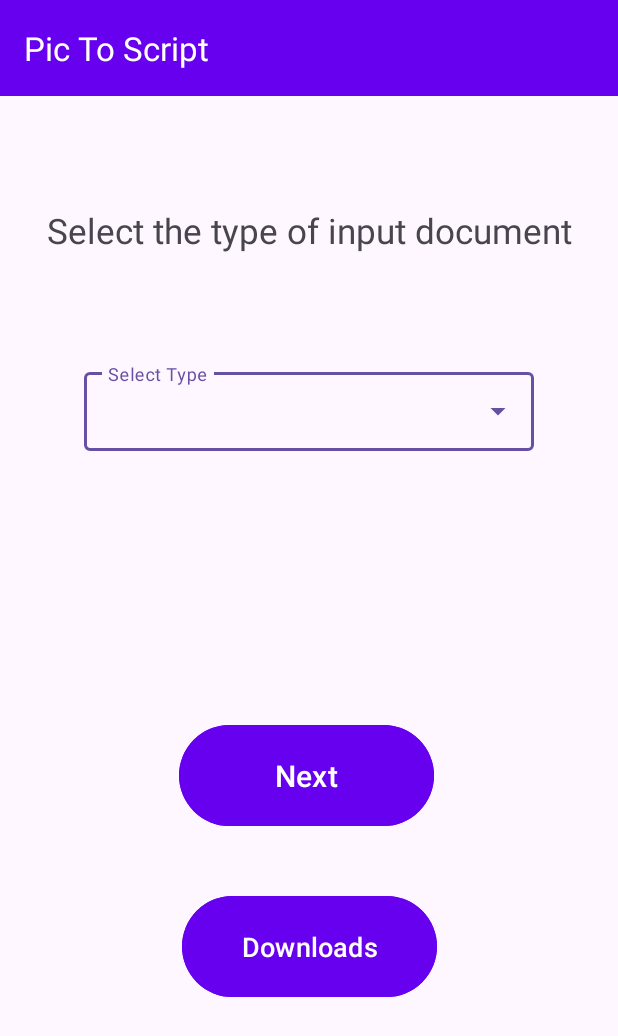
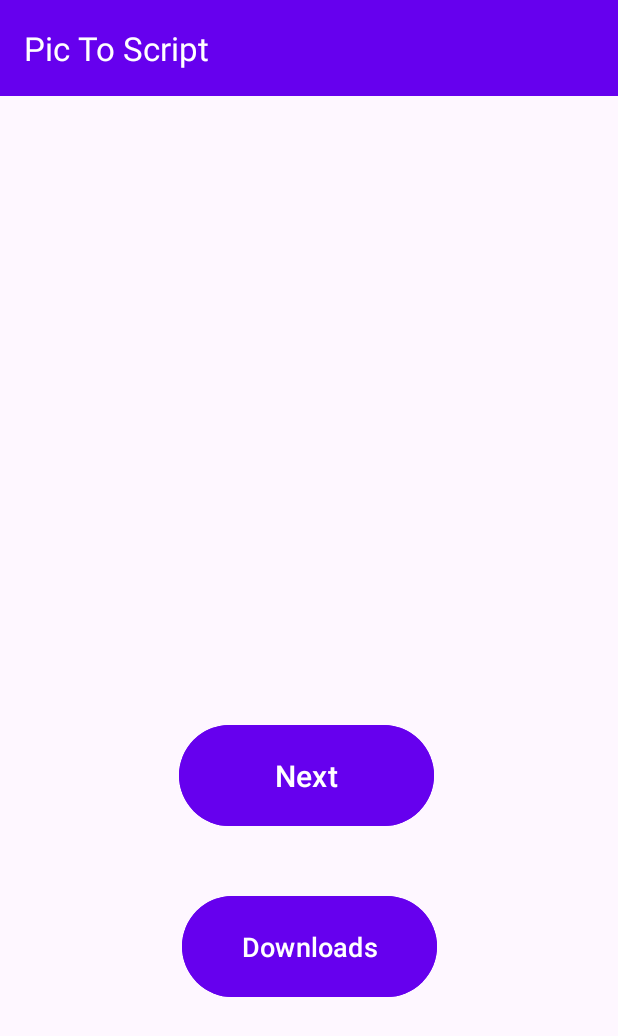
Before and after one commit to Chitucoder/Pic_To_Script, an Android app: the screen it shows after launch (MainActivity), on a phone screen of 412 x 824 dp. Shown: the top 1036 px of the screen. Run offline under Robolectric (Android 15) with nearby library versions, the phone set to English and light mode, and no system bars.

Commit message:
changes in first activity

```diff
--- a/app/src/main/java/com/chitu/pictoscript/Downloads.java
+++ b/app/src/main/java/com/chitu/pictoscript/Downloads.java
@@ -1,6 +1,7 @@
 package com.chitu.pictoscript;
 
 import androidx.appcompat.app.AppCompatActivity;
+import androidx.appcompat.widget.Toolbar;
 import androidx.recyclerview.widget.LinearLayoutManager;
 import androidx.recyclerview.widget.RecyclerView;
 
@@ -23,6 +24,8 @@ public class Downloads extends AppCompatActivity {
         super.onCreate(savedInstanceState);
         setContentView(R.layout.activity_downloads);
 
+        Toolbar actionBar = findViewById(R.id.actionbar);
+        setSupportActionBar(actionBar);
 
         recyclerView = findViewById(R.id.recycler_view_downloads_list);
         recyclerView.setLayoutManager(new LinearLayoutManager(this));
@@ -46,6 +49,6 @@ public class Downloads extends AppCompatActivity {
     @Override
     protected void onStop(){
         super.onStop();
-        adapter.stopListening();
+        //adapter.stopListening();
     }
 }
--- a/app/src/main/java/com/chitu/pictoscript/MainActivity.java
+++ b/app/src/main/java/com/chitu/pictoscript/MainActivity.java
@@ -14,9 +14,6 @@ import android.widget.Toast;
 
 public class MainActivity extends AppCompatActivity {
     Button next, downloadbtn2;
-    AutoCompleteTextView autoCompleteTextView;
-    ArrayAdapter<String> adapterItems;
-
     String[] seltype = {"Image","PDF"};
     String inptype;
 
@@ -33,14 +30,9 @@ public class MainActivity extends AppCompatActivity {
         next.setOnClickListener(new View.OnClickListener() {
             @Override
             public void onClick(View view) {
-                if(inptype == seltype[0]){
-                    Intent intent = new Intent(MainActivity.this, MainActivity2.class);
-                    startActivity(intent);
-                }else if(inptype == seltype[1]){
-                    Toast.makeText(MainActivity.this, "PDF is under progress", Toast.LENGTH_SHORT).show();
-                }else {
-                    Toast.makeText(MainActivity.this, "Select the input type first", Toast.LENGTH_SHORT).show();
-                }
+                Intent intent = new Intent(MainActivity.this, MainActivity2.class);
+                startActivity(intent);
+
             }
         });
 
@@ -52,14 +44,5 @@ public class MainActivity extends AppCompatActivity {
             }
         });
 
-        autoCompleteTextView = findViewById(R.id.auto_complete_textview);
-        adapterItems = new ArrayAdapter<String>(this,R.layout.drop_down_list,seltype);
-        autoCompleteTextView.setAdapter(adapterItems);
-        autoCompleteTextView.setOnItemClickListener(new AdapterView.OnItemClickListener() {
-            @Override
-            public void onItemClick(AdapterView<?> adapterView, View view, int i, long l) {
-               inptype  = adapterView.getItemAtPosition(i).toString();
-            }
-        });
     }
 }
--- a/app/src/main/res/layout/activity_main.xml
+++ b/app/src/main/res/layout/activity_main.xml
@@ -8,40 +8,6 @@
 
     <include layout="@layout/actionbar"
         android:id="@+id/actionbar"/>
-
-
-    <TextView
-        android:layout_width="wrap_content"
-        android:layout_height="wrap_content"
-        android:text="Select the type of input document"
-        android:textSize="23dp"
-        android:gravity="center_horizontal"
-        app:layout_constraintBottom_toTopOf="@+id/textInputLayout"
-        app:layout_constraintEnd_toEndOf="parent"
-        app:layout_constraintStart_toStartOf="@+id/actionbar"
-        app:layout_constraintTop_toBottomOf="@+id/actionbar">
-
-    </TextView>
-
-    <com.google.android.material.textfield.TextInputLayout
-        android:id="@+id/textInputLayout"
-        style='@style/Widget.MaterialComponents.TextInputLayout.OutlinedBox.ExposedDropdownMenu'
-        android:layout_width="300dp"
-        android:layout_height="wrap_content"
-        app:layout_constraintBottom_toTopOf="@+id/button"
-        app:layout_constraintEnd_toEndOf="parent"
-        app:layout_constraintStart_toStartOf="parent"
-        app:layout_constraintTop_toBottomOf="@+id/actionbar">
-
-        <AutoCompleteTextView
-            android:id="@+id/auto_complete_textview"
-            android:layout_width="match_parent"
-            android:layout_height="wrap_content"
-            android:hint="@string/select_doc"
-            android:paddingVertical="15dp" />
-
-    </com.google.android.material.textfield.TextInputLayout>
-
 
     <Button
         android:id="@+id/button"
```
Also changed, not shown: app/src/main/res/layout/activity_downloads.xml (+6 -2 lines).
